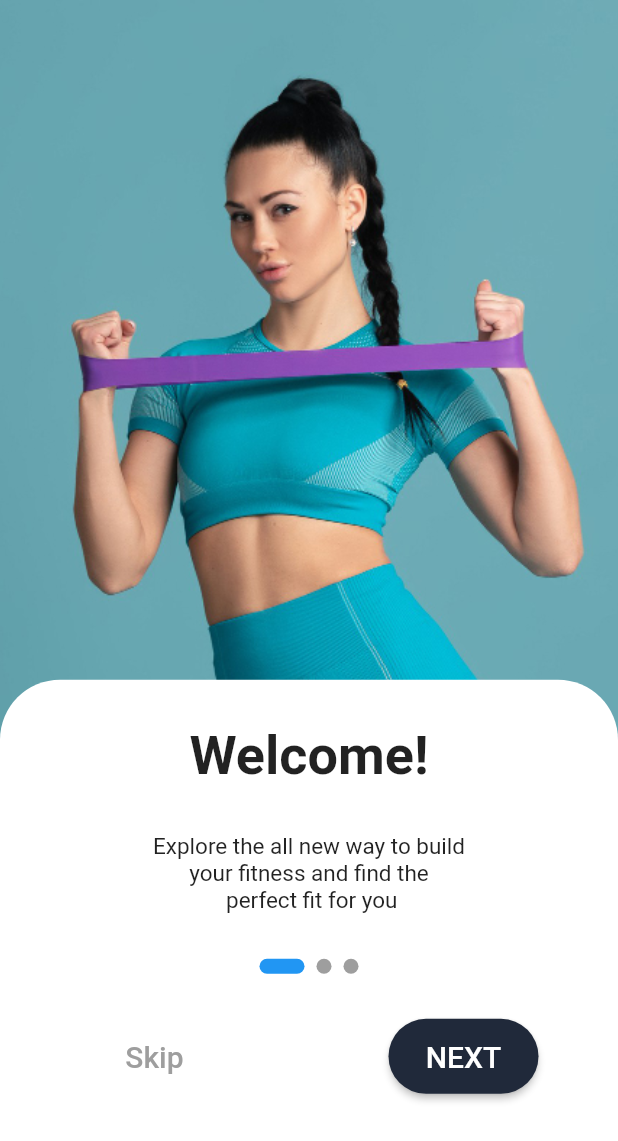
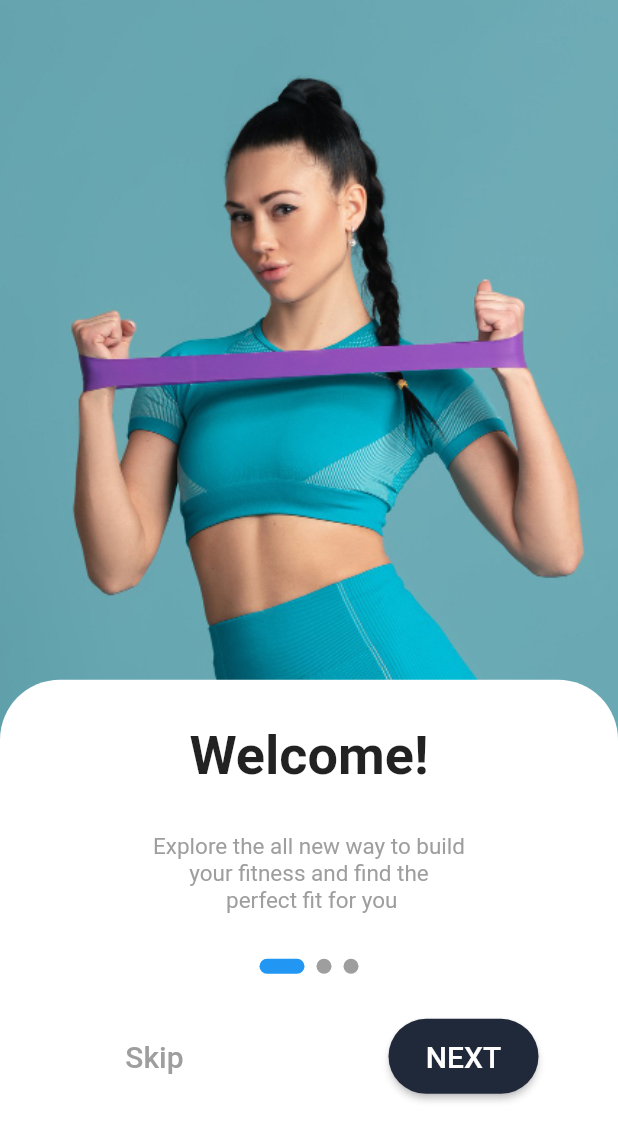
Before and after one commit to sosualfred/version_control_assignment, a Flutter app: the screen it shows after launch, on a phone screen of 412 x 824 dp. Shown: the top 1141 px of the screen. Run offline on Flutter 3.47's test engine with Material 2 defaults, Android fonts, the phone set to English and light mode, and no system bars; drawn by our look-alikes of smooth_page_indicator.

Commit message:
subheader colour change

```diff
--- a/lib/widgets/onboarding_header_text.dart
+++ b/lib/widgets/onboarding_header_text.dart
@@ -15,7 +15,7 @@ class OnboardingSubHeadingText extends StatelessWidget {
       children: [
         Text(
           content,
-          style: TextStyle(fontSize: 15),
+          style: TextStyle(fontSize: 15, color: Colors.grey),
           textAlign: TextAlign.center,
         ),
       ],
```
